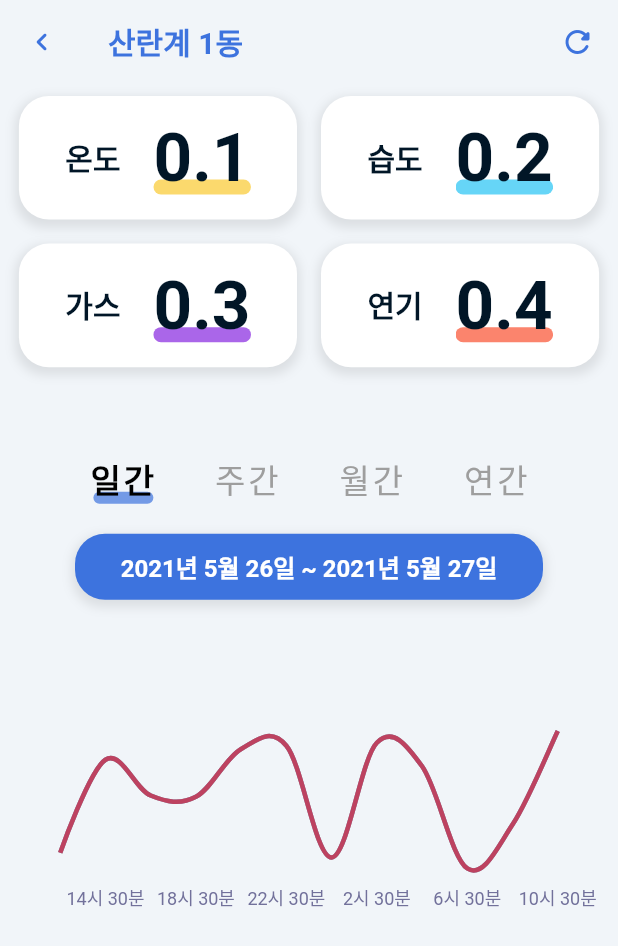
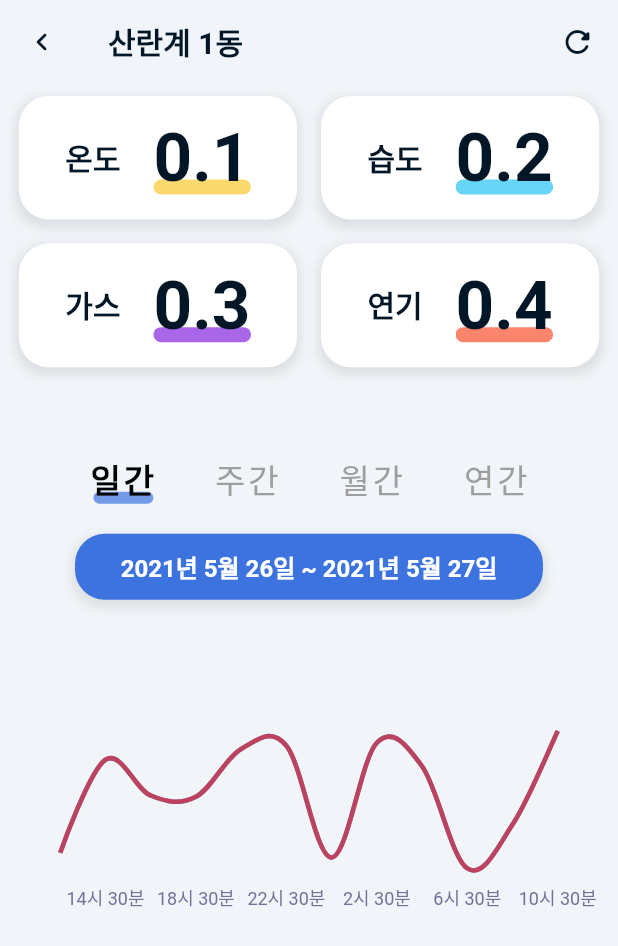
Before and after one commit to Ilggun/ilggun_client, a Flutter app: the screen it shows after launch, after a tap on "산란계 1동", on a phone screen of 412 x 824 dp. Shown: the top 946 px of the screen. Run offline on Flutter 3.47's test engine with Material 2 defaults, Android fonts, the phone set to English and light mode, and no system bars; drawn by our look-alikes of fl_chart; our stand-ins replace flutter_slidable, get; Roboto replaces fonts that are missing (NanumGothic).

Commit message:
[Update] 디테일 페이지 UI 수정

```diff
--- a/lib/view/detailPage/detailPage.dart
+++ b/lib/view/detailPage/detailPage.dart
@@ -4,7 +4,6 @@ import 'package:ilggun/model/Info.dart';
 import 'package:ilggun/style/colorStyle.dart';
 import 'package:ilggun/style/shadowStyle.dart';
 import 'package:ilggun/view/detailPage/component/buildMainChart.dart';
-import 'package:ilggun/view/detailPage/component/circlePainter.dart';
 
 class DetailPage extends StatefulWidget {
   @override
@@ -39,7 +38,7 @@ class _DetailPageState extends State<DetailPage> {
             ),
             child: Icon(
               Icons.chevron_left_rounded,
-              color: NewColorSet.blue,
+              color: ColorSet.dark,
             ),
           ),
         ),
@@ -50,13 +49,11 @@ class _DetailPageState extends State<DetailPage> {
               margin: EdgeInsets.all(12),
               padding: EdgeInsets.all(3),
               decoration: BoxDecoration(
-                // color: Colors.white,
                 shape: BoxShape.circle,
-                // boxShadow: ShadowStyle.shadow(),
               ),
               child: Icon(
                 Icons.refresh_rounded,
-                color: NewColorSet.blue,
+                color: ColorSet.dark,
               ),
             ),
           ),
@@ -64,7 +61,7 @@ class _DetailPageState extends State<DetailPage> {
         title: Text(
           info.title,
           style: TextStyle(
-            color: NewColorSet.blue,
+            color: ColorSet.dark,
             fontWeight: FontWeight.w600,
           ),
         ),
@@ -73,13 +70,6 @@ class _DetailPageState extends State<DetailPage> {
       body: SingleChildScrollView(
         child: Stack(
           children: [
-            // Container(
-            //   width: double.infinity,
-            //   height: double.infinity,
-            //   child: CustomPaint(
-            //     painter: CirclePainter(),
-            //   ),
-            // ),
             Padding(
               padding: const EdgeInsets.symmetric(horizontal: 0),
               child: Column(
```
